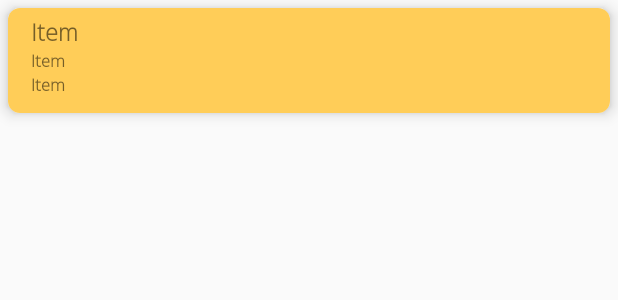
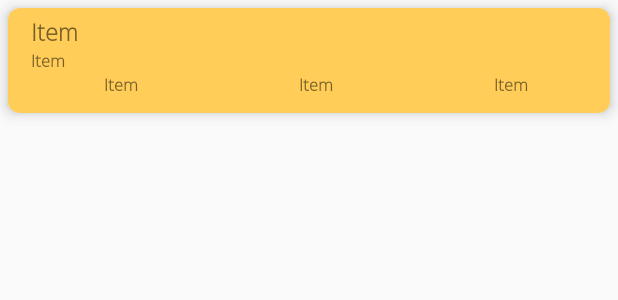
Before and after one commit to ponmeloco/Living, an Android app: the layout card_view_design_tasks.xml on its own in the app's theme, with its tools: preview values and no code run, on a phone screen of 412 x 824 dp. Shown: the top 300 px of the screen. Run offline under Robolectric (Android 15) with nearby library versions, the phone set to English and light mode, and no system bars.

Commit message:
ui card task update

```diff
--- a/app/src/main/java/de/living/mainApp/CleaningFragment.kt
+++ b/app/src/main/java/de/living/mainApp/CleaningFragment.kt
@@ -14,6 +14,7 @@ import android.widget.Toast
 import androidx.fragment.app.Fragment
 import androidx.fragment.app.activityViewModels
 import androidx.recyclerview.widget.LinearLayoutManager
+import com.google.firebase.Timestamp
 import de.living.EditTextDialog
 import de.living.adapter.AdapterRecyclerViewTasks
 import de.living.databinding.FragmentCleaningBinding
@@ -101,6 +102,7 @@ class CleaningFragment : Fragment() {
         for (item in _userDataViewModel.getTasks().value?.tasks!!)
             data.add(item)
 
+
         // This will pass the ArrayList to our Adapter
         val adapter = AdapterRecyclerViewTasks(data)
 
--- a/app/src/main/res/layout/card_view_design_tasks.xml
+++ b/app/src/main/res/layout/card_view_design_tasks.xml
@@ -38,6 +38,11 @@
             android:textSize="11sp"
             android:textStyle="bold" />
 
+        <LinearLayout
+            android:layout_width="match_parent"
+            android:layout_height="wrap_content"
+            android:orientation="horizontal">
+
             <TextView
                 android:id="@+id/textViewTimeRemaining"
                 android:layout_width="wrap_content"
@@ -45,7 +50,38 @@
                 android:layout_marginStart="10dp"
                 android:text="@string/item"
                 android:textSize="11sp"
-            android:textStyle="bold" />
+                android:textAlignment="center"
+                android:textStyle="bold"
+                android:layout_weight="2"/>
+
+            <TextView
+                android:id="@+id/textViewTimeTill"
+                android:layout_width="wrap_content"
+                android:layout_height="wrap_content"
+                android:layout_marginStart="10dp"
+                android:text="@string/item"
+                android:textAlignment="center"
+                android:textSize="11sp"
+                android:textStyle="bold"
+                android:layout_weight="2"/>
+
+
+            <TextView
+                android:id="@+id/textViewTimeDeadline"
+                android:layout_width="wrap_content"
+                android:layout_height="wrap_content"
+                android:layout_marginStart="10dp"
+                android:textAlignment="center"
+                android:text="@string/item"
+                android:textSize="11sp"
+                android:textStyle="bold"
+                android:layout_weight="2"/>
+
+
+        </LinearLayout>
+
+
+
 
     </LinearLayout>
 
```
Also changed, not shown: app/src/main/java/de/living/adapter/AdapterRecyclerViewTasks.kt (+13 -4 lines), app/src/main/java/de/living/startup/SignUpActivity.kt (+11 -2 lines), app/src/main/java/de/living/viewmodel/UserDataViewModel.kt (+15 -4 lines). Lines whose indentation alone changed are shown as unchanged.
